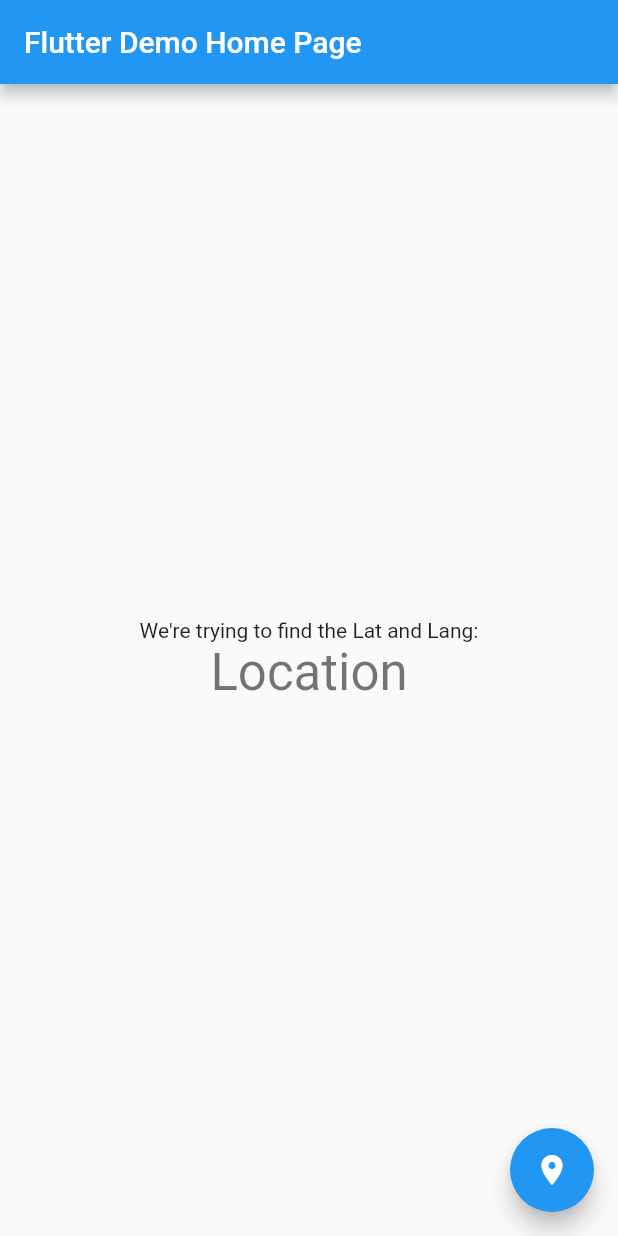
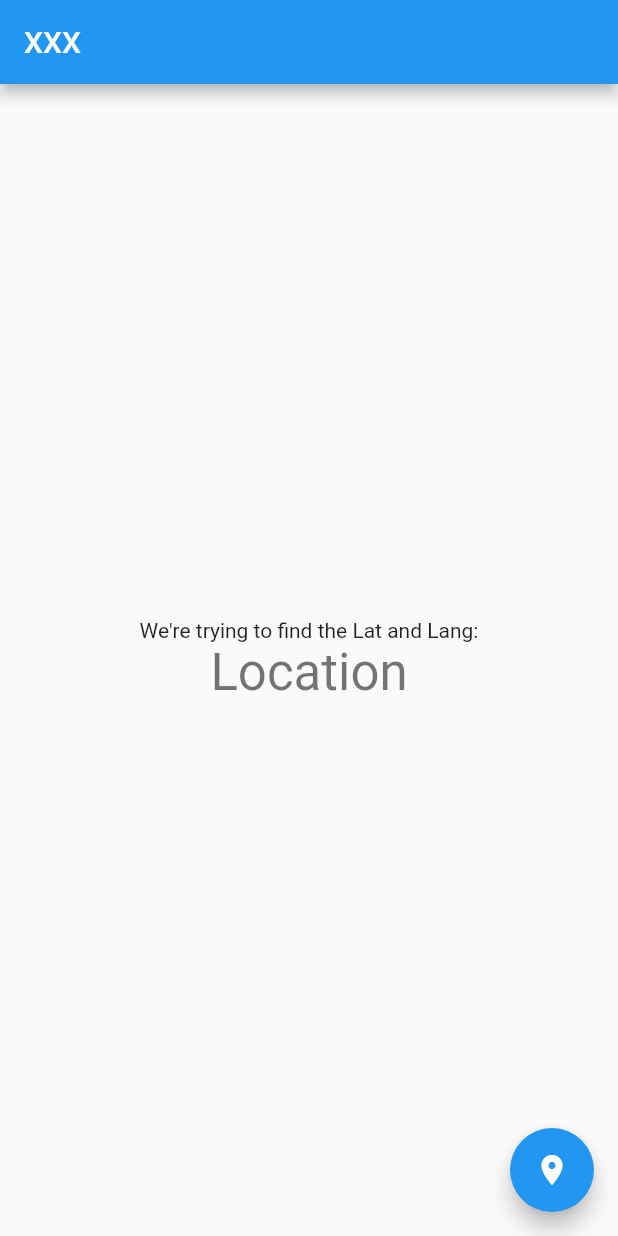
Before and after one commit to sanjibsinha/with_her, a Flutter app: the screen it shows after launch, after a tap on the "location on" icon, on a phone screen of 412 x 824 dp. Run offline on Flutter 3.47's test engine with Material 2 defaults, Android fonts, the phone set to English and light mode, and no system bars; our stand-ins replace geolocator; network calls fail.

Commit message:
Not working stil

```diff
--- a/lib/view/my_app_home.dart
+++ b/lib/view/my_app_home.dart
@@ -1,5 +1,6 @@
+import 'dart:convert';
 import 'package:flutter/material.dart';
-import 'package:http/http.dart';
+import 'package:http/http.dart' as http;
 import 'package:with_her/model/location.dart';
 
 class MyAppHome extends StatefulWidget {
@@ -12,41 +13,56 @@ class MyAppHome extends StatefulWidget {
 }
 
 class _MyAppHomeState extends State<MyAppHome> {
-  void getLocation() async {
-    UserLocation location = UserLocation();
+  var apiKey = '4d3565f5da5cc784bf9f20f990fb8399';
+  double lat = 22.5892652;
+  double lon = 88.3056119;
 
-    print(location.latitude);
-    print(location.longitude);
+  @override
+  void initState() {
+    // TODO: implement initState
+    super.initState();
+    getData();
   }
 
   void getData() async {
-    var url = Uri.https(
-      'https://api.openweathermap.org',
-      '/data/2.5/weather?lat=22.5892652&lon=88.3056119&appid=4d3565f5da5cc784bf9f20f990fb8399',
-    );
-    try {
-      Response response = await get(url);
-      print(response);
-    } catch (e) {
-      print(e);
+    final httpsUri = Uri(
+        scheme: 'https',
+        host: 'api.openweathermap.org',
+        path: 'data/2.5/weather',
+        fragment: 'numbers');
+    /* var uri = Uri.http(
+        'http://api.openweathermap.org/data/2.5/weather?lat=$lat&$lon&appid=$apiKey',
+        unencodedPath); */
+
+    var request = await http.get(httpsUri);
+    if (request.statusCode == 200) {
+      String data = request.body.toString();
+      var city = jsonDecode(data)['name'];
+      var description = jsonDecode(data)['weather'][0]['description'];
+      print('Welcome to $city city!');
+      print('Weather: $description');
+    } else {
+      print(request.statusCode);
+      print(
+          'Latitude is: $lat *** Longitude is: $lon'); // this prints longitude and latitude values
+      print(
+          'request $httpsUri'); // when I entered the url in postman, I'm getting the same error 400
     }
+  }
 
-    /* var response = await http.get(url);
-    if (response.statusCode == 200) {
-      var jsonResponse =
-          convert.jsonDecode(response.body) as Map<String, dynamic>;
-      //var itemCount = jsonResponse['totalItems'];
-      print('Number of books about http: $jsonResponse.');
-    } else {
-      print('Request failed with status: ${response.statusCode}.');
-    } */
+  void getLocation() async {
+    UserLocation location = UserLocation();
+    await location.getLocationWithGeolocator();
+    lat = location.latitude;
+    lon = location.longitude;
+    getData();
   }
 
   @override
   Widget build(BuildContext context) {
     return Scaffold(
       appBar: AppBar(
-        title: Text(widget.title),
+        title: const Text('XXX'),
       ),
       body: Center(
         child: Column(
```
